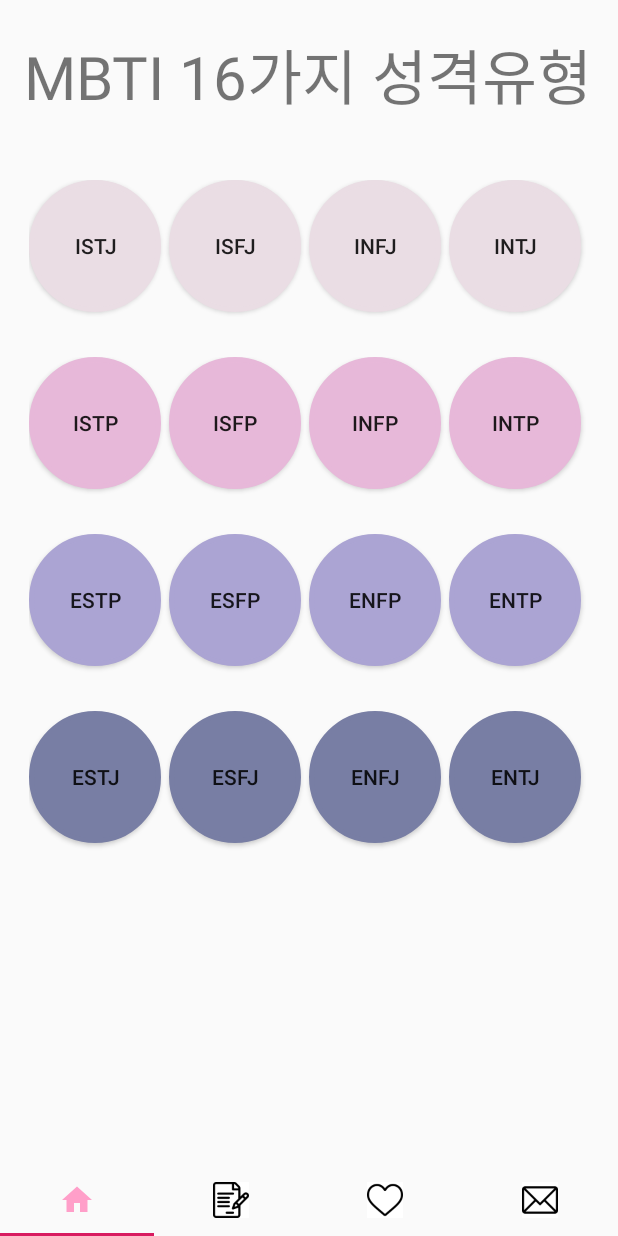
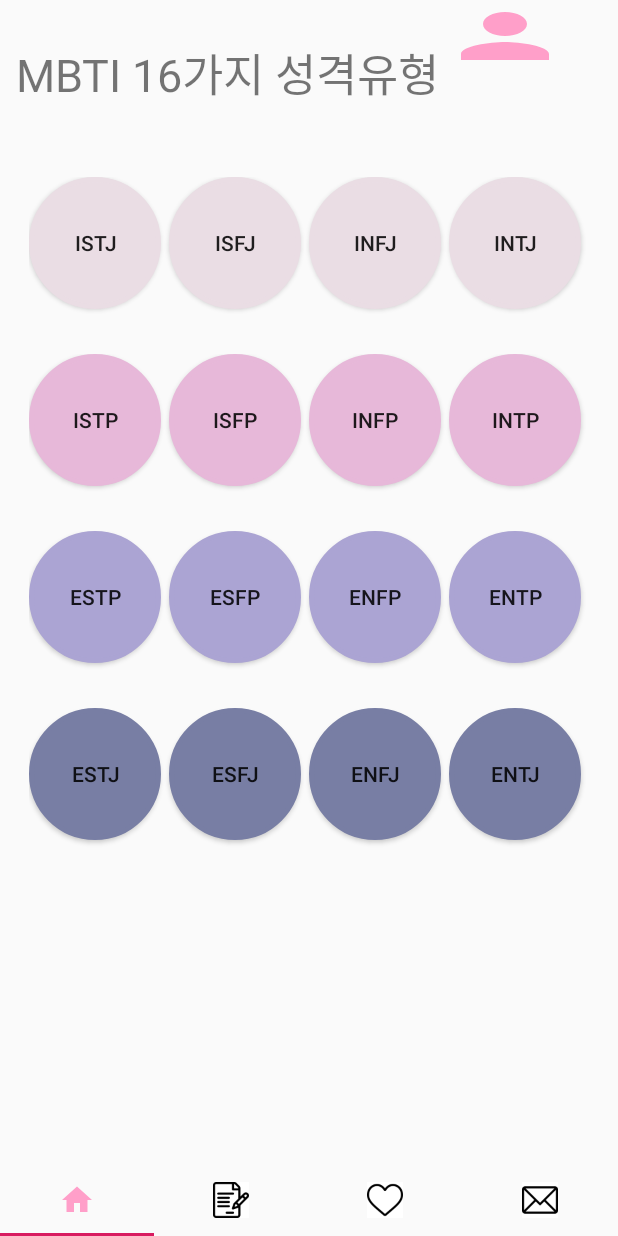
Before and after one commit to goeunpark123/mbti_holic_Project, an Android app: the screen it shows after launch (MainTabActivity), on a phone screen of 412 x 824 dp. Run offline under Robolectric (Android 15) with nearby library versions, the phone set to English and light mode, and no system bars.

Commit message:
HomeTabFragment 사용자 설정버튼 추가, 클릭시 액티비티구현 (디자인 손보기, mySetting관련된 부분 내용 채우기 해야함)

```diff
--- a/app/src/main/AndroidManifest.xml
+++ b/app/src/main/AndroidManifest.xml
@@ -18,6 +18,8 @@
             <category android:name="android.intent.category.LAUNCHER" />
         </intent-filter></activity>
         <activity android:name=".Main.MainActivity">
+        </activity>
+        <activity android:name=".Activity.mySetting">
         </activity>
         <activity android:name=".PersonalityMBTI.personality_ENFJ">
         </activity>
--- a/app/src/main/java/com/example/mobileprogramming_mbtiholic/HomeTabFragment.java
+++ b/app/src/main/java/com/example/mobileprogramming_mbtiholic/HomeTabFragment.java
@@ -27,6 +27,7 @@
 import com.example.mobileprogramming_mbtiholic.PersonalityMBTI.personality_ISFP;
 import com.example.mobileprogramming_mbtiholic.PersonalityMBTI.personality_ISTJ;
 import com.example.mobileprogramming_mbtiholic.PersonalityMBTI.personality_ISTP;
+import com.example.mobileprogramming_mbtiholic.Activity.mySetting;
 
 
 /**
@@ -34,7 +35,7 @@
  */
 public class HomeTabFragment extends Fragment implements  View.OnClickListener {
 
-    Button btnenfj,btnenfp,btnentj,btnentp,btnesfj,btnesfp,btnestj,btnestp,btninfj,btninfp,btnintj,btnintp,btnisfj,btnisfp,btnistj,btnistp;
+    Button myBtn,btnenfj,btnenfp,btnentj,btnentp,btnesfj,btnesfp,btnestj,btnestp,btninfj,btninfp,btnintj,btnintp,btnisfj,btnisfp,btnistj,btnistp;
     public HomeTabFragment() {
         // Required empty public constructor
     }
@@ -63,6 +64,10 @@
 //                startActivity(intent);
 //            }
 //        });
+
+        myBtn = view.findViewById(R.id.myBtn);
+        myBtn.setOnClickListener(this); // 사용자 설정화면으로 넘어가기
+
         btnenfj = view.findViewById(R.id.btnENFJ);
         btnenfj.setOnClickListener(this); // _1_
 
@@ -117,6 +122,10 @@
     @Override
     public void onClick(View view) {
         switch (view.getId()) {
+            case R.id.myBtn://사용자 설정화면으로 넘어가기
+                Intent intent_mySetting = new Intent(getActivity(), mySetting.class); // 액티비티 띄우기 전에 만드는 intent
+                startActivity(intent_mySetting);
+                break;
             case R.id.btnENFJ: // _1_
                 Intent intent_enfj = new Intent(getActivity(), personality_ENFJ.class); // 액티비티 띄우기 전에 만드는 intent
                 startActivity(intent_enfj);
--- a/app/src/main/java/com/example/mobileprogramming_mbtiholic/Main/MainTabActivity.java
+++ b/app/src/main/java/com/example/mobileprogramming_mbtiholic/Main/MainTabActivity.java
@@ -17,6 +17,7 @@
         super.onCreate(savedInstanceState);
         setContentView(R.layout.activity_main_tab);
 
+        //액션바 숨기는 코드
         if(getSupportActionBar()!=null){
             getSupportActionBar().hide();
         }
--- /dev/null
+++ b/app/src/main/res/drawable/ic_person_black_24dp.xml
@@ -0,0 +1,5 @@
+<vector android:height="24dp" android:tint="#FF9FC9"
+    android:viewportHeight="24.0" android:viewportWidth="24.0"
+    android:width="24dp" xmlns:android="http://schemas.android.com/apk/res/android">
+    <path android:fillColor="#FF000000" android:pathData="M12,12c2.21,0 4,-1.79 4,-4s-1.79,-4 -4,-4 -4,1.79 -4,4 1.79,4 4,4zM12,14c-2.67,0 -8,1.34 -8,4v2h16v-2c0,-2.66 -5.33,-4 -8,-4z"/>
+</vector>
--- /dev/null
+++ b/app/src/main/res/layout/activity_mysetting.xml
@@ -0,0 +1,6 @@
+<?xml version="1.0" encoding="utf-8"?>
+<LinearLayout xmlns:android="http://schemas.android.com/apk/res/android"
+    android:orientation="vertical" android:layout_width="match_parent"
+    android:layout_height="match_parent">
+
+</LinearLayout>
--- a/app/src/main/res/layout/fragment_home_tab.xml
+++ b/app/src/main/res/layout/fragment_home_tab.xml
@@ -7,14 +7,30 @@
     tools:context=".HomeTabFragment">
 
 
+    <LinearLayout
+        android:layout_width="match_parent"
+        android:layout_height="wrap_content"
+        android:orientation="horizontal">
     <TextView
         android:layout_width="wrap_content"
         android:layout_height="wrap_content"
+        android:layout_marginLeft="10dp"
         android:layout_gravity="center"
         android:paddingTop="20dp"
         android:text="MBTI 16가지 성격유형"
         android:textAlignment="center"
-        android:textSize="40dp" />
+        android:textSize="30dp" />
+
+    <Button
+        android:id="@+id/myBtn"
+        android:layout_width="wrap_content"
+        android:layout_height="wrap_content"
+        android:layout_marginRight="5dp"
+        android:layout_marginBottom="30dp"
+        android:background="@drawable/ic_person_black_24dp"
+        />
+    </LinearLayout>
+
     <TableLayout
         android:layout_width="wrap_content"
         android:layout_height="wrap_content"
```
Also changed, not shown: app/src/main/java/com/example/mobileprogramming_mbtiholic/Activity/mySetting.java (added, +17 -0 lines).
